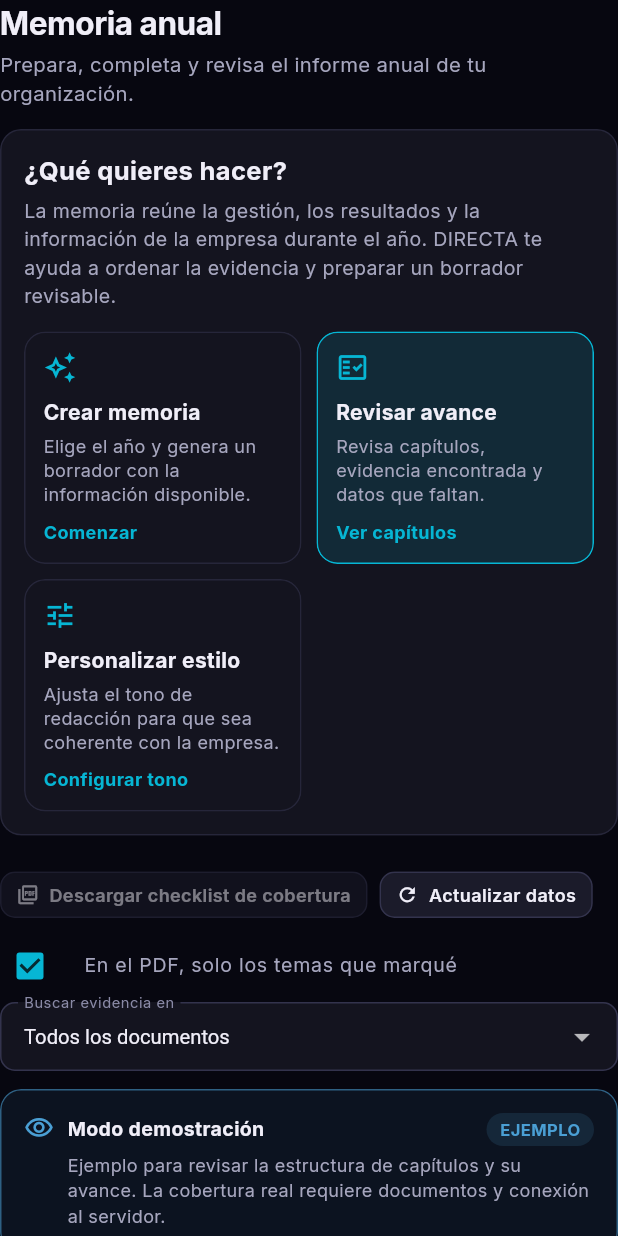
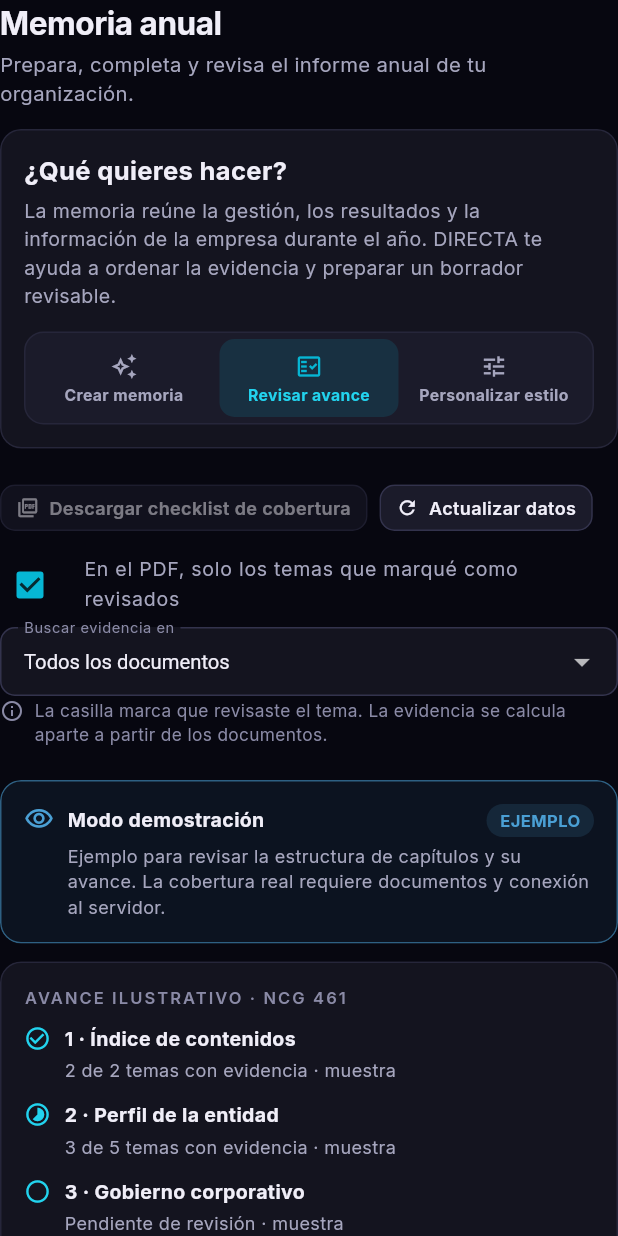
Before and after one commit to BenjaAGD/Capstone005D-Grupo-5, a Flutter app: the MemoriaScreen widget shown alone on an empty page, opened directly, after a tap on "Revisar avance", on a phone screen of 412 x 824 dp. Run offline on Flutter 3.47's test engine with Material 3 defaults, Android fonts, the phone set to English and light mode, and no system bars; our stand-ins replace file_picker, google_fonts, share_plus, shared_preferences, web; missing offline and left inert: dart:js_interop; accounts and stored records are empty; network calls fail; project files that could hold a hidden picture were left out.

Commit message:
Mejora navegación y revisión de memoria anual

```diff
--- a/directa_V4/app/lib/screens/memoria_extra.dart
+++ b/directa_V4/app/lib/screens/memoria_extra.dart
@@ -75,7 +75,11 @@ class _BorradorMemoriaState extends State<BorradorMemoria> {
     try {
       final r = await st.api.getJson('/api/memoria/anios', timeout: const Duration(seconds: 6));
       anios = [for (final a in (r['anios'] as List? ?? const [])) if (a is Map) Map<String, dynamic>.from(a)];
-      anio ??= anios.isEmpty ? null : (anios.first['anio'] as num).toInt();
+      if (anios.isEmpty) {
+        anio = null;
+      } else if (anio == null || !anios.any((a) => (a['anio'] as num?)?.toInt() == anio)) {
+        anio = (anios.first['anio'] as num).toInt();
+      }
       error = null;
     } catch (e) {
       error = '$e';
@@ -175,6 +179,19 @@ class _BorradorMemoriaState extends State<BorradorMemoria> {
           )),
           SizedBox(width: box.maxWidth > 520 ? (box.maxWidth - 10) / 2 : box.maxWidth, child: TextField(controller: _destinatario, decoration: const InputDecoration(labelText: 'Preparada para', prefixIcon: Icon(Icons.person_outline)), onChanged: (_) { _guardarMarca(); setState(() {}); })),
         ])),
+        const SizedBox(height: 6),
+        Row(crossAxisAlignment: CrossAxisAlignment.start, children: [
+          Icon(Icons.info_outline, size: 16, color: c.text3),
+          const SizedBox(width: 7),
+          Expanded(child: Text(
+            anios.isEmpty
+                ? 'El año se habilita cuando hay documentos procesados con un período identificable.'
+                : anios.length == 1
+                    ? 'Solo hay documentos procesados de ${anios.first['anio']}. Para usar otro año, agrega documentos de ese período.'
+                    : 'El año filtra los documentos que se usarán en el PDF. El documento activo de la barra superior no cambia.',
+            style: TextStyle(color: c.text3, fontSize: 11.5, height: 1.35),
+          )),
+        ]),
         const SizedBox(height: 10),
         TextField(controller: _firmante, decoration: const InputDecoration(labelText: 'Nombre o cargo de quien firma', prefixIcon: Icon(Icons.draw_outlined)), onChanged: (_) => _guardarMarca()),
         if (error != null || anios.isEmpty) ...[
@@ -222,7 +239,7 @@ class _BorradorMemoriaState extends State<BorradorMemoria> {
       if (error != null && !cargando) GgCard(borderColor: c.crit, child: Text(error!, style: TextStyle(color: c.crit))),
       if (resultado != null) GgCard(borderColor: c.low, child: Column(crossAxisAlignment: CrossAxisAlignment.start, children: [
         Row(children: [Icon(Icons.check_circle_outline, color: c.low), const SizedBox(width: 8), const Expanded(child: Text('Borrador PDF listo', style: TextStyle(fontWeight: FontWeight.w700)))]),
-        const SizedBox(height: 6), Text('Memoria_Anual_$anioPortada_borrador.pdf · ${(resultado!['revision'] as List? ?? const []).length} alertas de cifras. Revisa el archivo antes de aprobarlo.', style: TextStyle(fontSize: 12.5, color: c.text2)),
+        const SizedBox(height: 6), Text('Memoria_Anual_${anioPortada}_borrador.pdf · ${(resultado!['revision'] as List? ?? const []).length} alertas de cifras. Revisa el archivo antes de aprobarlo.', style: TextStyle(fontSize: 12.5, color: c.text2)),
       ])),
     ]);
   }
--- a/directa_V4/app/lib/screens/memoria_screen.dart
+++ b/directa_V4/app/lib/screens/memoria_screen.dart
@@ -140,14 +140,19 @@ class _MemoriaScreenState extends State<MemoriaScreen> {
           Text('La memoria reúne la gestión, los resultados y la información de la empresa durante el año. DIRECTA te ayuda a ordenar la evidencia y preparar un borrador revisable.',
               style: TextStyle(fontSize: 13, height: 1.45, color: context.c.text2)),
           const SizedBox(height: 14),
-          GridCols(cols: 3, minItemWidth: 175, children: [
-            _opcionMemoria('borrador', Icons.auto_awesome_outlined, 'Crear memoria',
-                'Elige el año y genera un borrador con la información disponible.', 'Comenzar'),
-            _opcionMemoria('capitulos', Icons.fact_check_outlined, 'Revisar avance',
-                'Revisa capítulos, evidencia encontrada y datos que faltan.', 'Ver capítulos'),
-            _opcionMemoria('tono', Icons.tune_outlined, 'Personalizar estilo',
-                'Ajusta el tono de redacción para que sea coherente con la empresa.', 'Configurar tono'),
+          Container(
+            padding: const EdgeInsets.all(4),
+            decoration: BoxDecoration(
+              color: context.c.surface2,
+              border: Border.all(color: context.c.border),
+              borderRadius: BorderRadius.circular(13),
+            ),
+            child: Row(children: [
+              _opcionMemoria('borrador', Icons.auto_awesome_outlined, 'Crear memoria'),
+              _opcionMemoria('capitulos', Icons.fact_check_outlined, 'Revisar avance'),
+              _opcionMemoria('tono', Icons.tune_outlined, 'Personalizar estilo'),
             ]),
+          ),
         ]),
       ),
       const SizedBox(height: 12),
@@ -157,29 +162,34 @@ class _MemoriaScreenState extends State<MemoriaScreen> {
     ]);
   }
 
-  Widget _opcionMemoria(String id, IconData icono, String titulo, String detalle, String accion) {
+  Widget _opcionMemoria(String id, IconData icono, String titulo) {
     final c = context.c;
     final activa = pestana == id;
-    return Material(
-      color: activa ? c.accentSoft : c.surface,
-      shape: RoundedRectangleBorder(
-        borderRadius: BorderRadius.circular(14),
-        side: BorderSide(color: activa ? Brand.accent : c.border),
-      ),
+    return Expanded(
+      child: Padding(
+        padding: const EdgeInsets.symmetric(horizontal: 2),
+        child: Material(
+          color: activa ? c.accentSoft : Colors.transparent,
+          borderRadius: BorderRadius.circular(10),
           clipBehavior: Clip.antiAlias,
           child: InkWell(
             onTap: () => setState(() => pestana = id),
             child: Padding(
-          padding: const EdgeInsets.all(13),
-          child: Column(crossAxisAlignment: CrossAxisAlignment.start, children: [
-            Icon(icono, color: Brand.accent, size: 22),
-            const SizedBox(height: 9),
-            Text(titulo, style: TextStyle(fontSize: 14, fontWeight: FontWeight.w700, color: c.text)),
-            const SizedBox(height: 5),
-            Text(detalle, style: TextStyle(fontSize: 12, height: 1.35, color: c.text2)),
-            const SizedBox(height: 8),
-            Text(accion, style: TextStyle(fontSize: 12, fontWeight: FontWeight.w700, color: Brand.accent)),
+              padding: const EdgeInsets.symmetric(horizontal: 4, vertical: 9),
+              child: Column(mainAxisSize: MainAxisSize.min, children: [
+                Icon(icono, color: activa ? Brand.accent : c.text2, size: 18),
+                const SizedBox(height: 4),
+                Text(
+                  titulo,
+                  textAlign: TextAlign.center,
+                  maxLines: 2,
+                  overflow: TextOverflow.ellipsis,
+                  style: TextStyle(fontSize: 10.5, height: 1.15, fontWeight: FontWeight.w700,
+                      color: activa ? c.accentText : c.text2),
+                ),
               ]),
+            ),
+          ),
         ),
       ),
     );
@@ -200,7 +210,7 @@ class _MemoriaScreenState extends State<MemoriaScreen> {
         controlAffinity: ListTileControlAffinity.leading,
         value: soloMarcados,
         onChanged: (v) => setState(() => soloMarcados = v ?? true),
-        title: Text('En el PDF, solo los temas que marqué', style: TextStyle(fontSize: 13, color: c.text2)),
+        title: Text('En el PDF, solo los temas que marqué como revisados', style: TextStyle(fontSize: 13, color: c.text2)),
       ),
       GgSelect<String>(
         label: 'Buscar evidencia en',
@@ -210,6 +220,17 @@ class _MemoriaScreenState extends State<MemoriaScreen> {
           setState(() => fuente = v);
           _cargar();
         },
+      ),
+      Padding(
+        padding: const EdgeInsets.only(top: 2, bottom: 10),
+        child: Row(crossAxisAlignment: CrossAxisAlignment.start, children: [
+          Icon(Icons.info_outline, size: 16, color: c.text3),
+          const SizedBox(width: 7),
+          Expanded(child: Text(
+            'La casilla marca que revisaste el tema. La evidencia se calcula aparte a partir de los documentos.',
+            style: TextStyle(fontSize: 11.5, height: 1.35, color: c.text3),
+          )),
+        ]),
       ),
       const SizedBox(height: 12),
     ];
@@ -343,6 +364,17 @@ class _MemoriaScreenState extends State<MemoriaScreen> {
           Text('${x['descripcion']}', style: TextStyle(fontSize: 12.8, color: c.text2)),
           const SizedBox(height: 12),
           const SecTitle('Temas que pide la norma'),
+          Padding(
+            padding: const EdgeInsets.only(bottom: 8),
+            child: Row(crossAxisAlignment: CrossAxisAlignment.start, children: [
+              Icon(Icons.info_outline, size: 16, color: c.text3),
+              const SizedBox(width: 7),
+              Expanded(child: Text(
+                'Marca cada casilla cuando hayas revisado ese tema. El nivel de evidencia se muestra por separado.',
+                style: TextStyle(fontSize: 11.5, height: 1.35, color: c.text3),
+              )),
+            ]),
+          ),
           for (var i = 0; i < temas.length; i++) _tema(context, temas[i], m, unico, i == temas.length - 1),
         ]),
       ),
@@ -440,12 +472,15 @@ class _MemoriaScreenState extends State<MemoriaScreen> {
       padding: const EdgeInsets.symmetric(vertical: 6),
       decoration: BoxDecoration(border: ultimo ? null : Border(bottom: BorderSide(color: c.border))),
       child: Row(crossAxisAlignment: CrossAxisAlignment.start, children: [
-        Checkbox(
+        Tooltip(
+          message: 'Marcar como revisado por mí',
+          child: Checkbox(
             value: rev['${t['id']}'] == true,
             onChanged: (v) {
               setState(() => v == true ? rev['${t['id']}'] = true : rev.remove('${t['id']}'));
               _save();
             },
+          ),
         ),
         Expanded(
           child: Padding(
@@ -453,6 +488,21 @@ class _MemoriaScreenState extends State<MemoriaScreen> {
             child: Column(crossAxisAlignment: CrossAxisAlignment.start, children: [
               Wrap(spacing: 8, runSpacing: 4, crossAxisAlignment: WrapCrossAlignment.center, children: [
                 Text('${t['nombre']}', style: const TextStyle(fontWeight: FontWeight.w600, fontSize: 13)),
+                Container(
+                  padding: const EdgeInsets.symmetric(horizontal: 8, vertical: 2),
+                  decoration: BoxDecoration(
+                    color: (rev['${t['id']}'] == true ? c.low : c.text3).withValues(alpha: 0.12),
+                    borderRadius: BorderRadius.circular(20),
+                  ),
+                  child: Row(mainAxisSize: MainAxisSize.min, children: [
+                    Icon(rev['${t['id']}'] == true ? Icons.check_circle_outline : Icons.radio_button_unchecked,
+                        size: 12, color: rev['${t['id']}'] == true ? c.low : c.text3),
+                    const SizedBox(width: 4),
+                    Text(rev['${t['id']}'] == true ? 'Revisado por mí' : 'Sin revisar',
+                        style: TextStyle(fontSize: 10.5, fontWeight: FontWeight.w600,
+                            color: rev['${t['id']}'] == true ? c.low : c.text3)),
+                  ]),
+                ),
                 Container(
                   padding: const EdgeInsets.symmetric(horizontal: 8, vertical: 2),
                   decoration: BoxDecoration(color: col.withValues(alpha: 0.14), borderRadius: BorderRadius.circular(20)),
```
Lines whose indentation alone changed are shown as unchanged.
